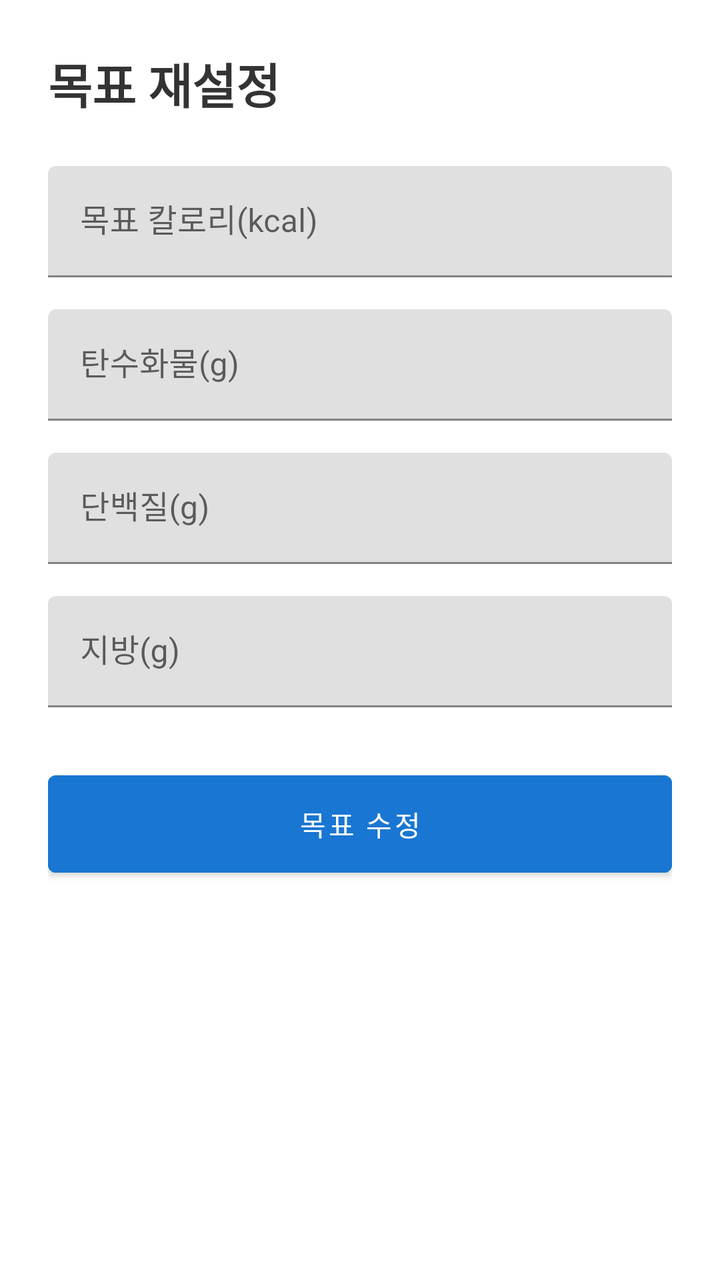
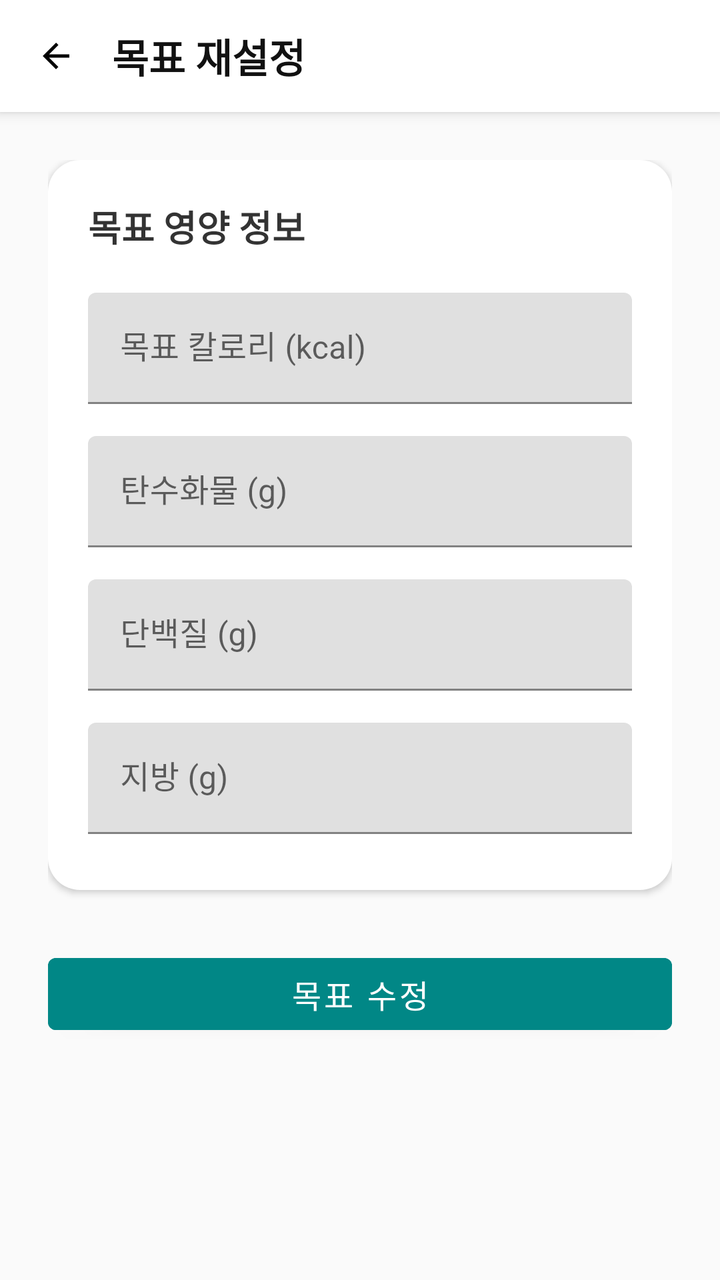

The first picture is an Android layout as it rendered before a commit; the second is the same layout after the commit. The layout source and the unified diff follow.
<!-- AndroidManifest.xml: application theme Theme.GJGN -->
<!-- res/layout/activity_goal_reset.xml -->
<?xml version="1.0" encoding="utf-8"?>
<ScrollView xmlns:android="http://schemas.android.com/apk/res/android"
    xmlns:app="http://schemas.android.com/apk/res-auto"
    android:layout_width="match_parent"
    android:layout_height="match_parent"
    android:padding="24dp"
    android:fillViewport="true">

    <LinearLayout
        android:orientation="vertical"
        android:layout_width="match_parent"
        android:layout_height="wrap_content">

        <TextView
            android:text="목표 재설정"
            android:textSize="24sp"
            android:textStyle="bold"
            android:textColor="#333333"
            android:layout_marginBottom="24dp"
            android:layout_width="wrap_content"
            android:layout_height="wrap_content" />

        <com.google.android.material.textfield.TextInputLayout
            android:layout_width="match_parent"
            android:layout_height="wrap_content"
            android:hint="목표 칼로리(kcal)"
            android:layout_marginBottom="16dp">

            <com.google.android.material.textfield.TextInputEditText
                android:id="@+id/goal_cal"
                android:inputType="number"
                android:layout_width="match_parent"
                android:layout_height="wrap_content"/>
        </com.google.android.material.textfield.TextInputLayout>

        <com.google.android.material.textfield.TextInputLayout
            android:layout_width="match_parent"
            android:layout_height="wrap_content"
            android:hint="탄수화물(g)"
            android:layout_marginBottom="16dp">

            <com.google.android.material.textfield.TextInputEditText
                android:id="@+id/goal_carb"
                android:inputType="number"
                android:layout_width="match_parent"
                android:layout_height="wrap_content"/>
        </com.google.android.material.textfield.TextInputLayout>

        <com.google.android.material.textfield.TextInputLayout
            android:layout_width="match_parent"
            android:layout_height="wrap_content"
            android:hint="단백질(g)"
            android:layout_marginBottom="16dp">

            <com.google.android.material.textfield.TextInputEditText
                android:id="@+id/goal_protein"
                android:inputType="number"
                android:layout_width="match_parent"
                android:layout_height="wrap_content"/>
        </com.google.android.material.textfield.TextInputLayout>

        <com.google.android.material.textfield.TextInputLayout
            android:layout_width="match_parent"
            android:layout_height="wrap_content"
            android:hint="지방(g)"
            android:layout_marginBottom="28dp">

            <com.google.android.material.textfield.TextInputEditText
                android:id="@+id/goal_fat"
                android:inputType="number"
                android:layout_width="match_parent"
                android:layout_height="wrap_content"/>
        </com.google.android.material.textfield.TextInputLayout>

        <com.google.android.material.button.MaterialButton
            android:id="@+id/btn_update_goal"
            android:layout_width="match_parent"
            android:layout_height="wrap_content"
            android:text="목표 수정"
            android:backgroundTint="#1976D2"
            android:textColor="@android:color/white"
            android:padding="14dp"/>
    </LinearLayout>

</ScrollView>
<!-- resources referenced by this layout -->
<resources>
  <style name="Theme.GJGN" parent="Theme.MaterialComponents.DayNight.NoActionBar">
          
          <item name="colorPrimary">@color/purple_700</item>
          <item name="colorPrimaryVariant">@color/purple_700</item>
          <item name="colorOnPrimary">@android:color/white</item>
          <item name="colorSecondary">@color/teal_700</item>
          <item name="android:windowMinWidthMajor">320dp</item>
          <item name="android:windowMinWidthMinor">320dp</item>
      </style>
  <color name="purple_700">#FF3700B3</color>
  <color name="teal_700">#FF018786</color>
</resources>

<!-- the commit's change to res/layout/activity_goal_reset.xml (unified diff, before → after) -->
@@ -1,85 +1,139 @@
 <?xml version="1.0" encoding="utf-8"?>
-<ScrollView xmlns:android="http://schemas.android.com/apk/res/android"
-    xmlns:app="http://schemas.android.com/apk/res-auto"
+<LinearLayout xmlns:android="http://schemas.android.com/apk/res/android"
     android:layout_width="match_parent"
     android:layout_height="match_parent"
-    android:padding="24dp"
-    android:fillViewport="true">
+    android:orientation="vertical"
+    android:background="#FAFAFA">
 
+    
     <LinearLayout
-        android:orientation="vertical"
         android:layout_width="match_parent"
-        android:layout_height="wrap_content">
+        android:layout_height="56dp"
+        android:orientation="horizontal"
+        android:gravity="center_vertical"
+        android:paddingStart="12dp"
+        android:paddingEnd="12dp"
+        android:background="@android:color/white"
+        android:elevation="4dp">
+
+        <ImageView
+            android:id="@+id/btnBack"
+            android:layout_width="32dp"
+            android:layout_height="32dp"
+            android:src="@drawable/ic_arrow_back"
+            android:padding="6dp"
+            android:background="?attr/selectableItemBackgroundBorderless" />
 
         <TextView
             android:text="목표 재설정"
-            android:textSize="24sp"
+            android:textSize="20sp"
             android:textStyle="bold"
-            android:textColor="#333333"
-            android:layout_marginBottom="24dp"
+            android:textColor="#111111"
+            android:layout_marginStart="12dp"
             android:layout_width="wrap_content"
             android:layout_height="wrap_content" />
+    </LinearLayout>
 
-        <com.google.android.material.textfield.TextInputLayout
+    
+    <ScrollView
+        android:layout_width="match_parent"
+        android:layout_height="match_parent"
+        android:fillViewport="true">
+
+        <LinearLayout
             android:layout_width="match_parent"
             android:layout_height="wrap_content"
-            android:hint="목표 칼로리(kcal)"
-            android:layout_marginBottom="16dp">
+            android:orientation="vertical"
+            android:padding="24dp">
 
-            <com.google.android.material.textfield.TextInputEditText
-                android:id="@+id/goal_cal"
-                android:inputType="number"
+            
+            <LinearLayout
                 android:layout_width="match_parent"
-                android:layout_height="wrap_content"/>
-        </com.google.android.material.textfield.TextInputLayout>
+                android:layout_height="wrap_content"
+                android:orientation="vertical"
+                android:background="@drawable/bg_card"
+                android:padding="20dp"
+                android:elevation="2dp">
 
-        <com.google.android.material.textfield.TextInputLayout
-            android:layout_width="match_parent"
-            android:layout_height="wrap_content"
-            android:hint="탄수화물(g)"
-            android:layout_marginBottom="16dp">
+                <TextView
+                    android:text="목표 영양 정보"
+                    android:textSize="18sp"
+                    android:textStyle="bold"
+                    android:textColor="#333333"
+                    android:layout_marginBottom="20dp"
+                    android:layout_width="wrap_content"
+                    android:layout_height="wrap_content"/>
 
-            <com.google.android.material.textfield.TextInputEditText
-                android:id="@+id/goal_carb"
-                android:inputType="number"
+                
+                <com.google.android.material.textfield.TextInputLayout
+                    android:layout_width="match_parent"
+                    android:layout_height="wrap_content"
+                    android:hint="목표 칼로리 (kcal)"
+                    android:layout_marginBottom="16dp">
+
+                    <com.google.android.material.textfield.TextInputEditText
+                        android:id="@+id/goal_cal"
+                        android:inputType="number"
+                        android:layout_width="match_parent"
+                        android:layout_height="wrap_content"/>
+                </com.google.android.material.textfield.TextInputLayout>
+
+                
+                <com.google.android.material.textfield.TextInputLayout
+                    android:layout_width="match_parent"
+                    android:layout_height="wrap_content"
+                    android:hint="탄수화물 (g)"
+                    android:layout_marginBottom="16dp">
+
+                    <com.google.android.material.textfield.TextInputEditText
+                        android:id="@+id/goal_carb"
+                        android:inputType="number"
+                        android:layout_width="match_parent"
+                        android:layout_height="wrap_content"/>
+                </com.google.android.material.textfield.TextInputLayout>
+
+                
+                <com.google.android.material.textfield.TextInputLayout
+                    android:layout_width="match_parent"
+                    android:layout_height="wrap_content"
+                    android:hint="단백질 (g)"
+                    android:layout_marginBottom="16dp">
+
+                    <com.google.android.material.textfield.TextInputEditText
+                        android:id="@+id/goal_protein"
+                        android:inputType="number"
+                        android:layout_width="match_parent"
+                        android:layout_height="wrap_content"/>
+                </com.google.android.material.textfield.TextInputLayout>
+
+                
+                <com.google.android.material.textfield.TextInputLayout
+                    android:layout_width="match_parent"
+                    android:layout_height="wrap_content"
+                    android:hint="지방 (g)"
+                    android:layout_marginBottom="8dp">
+
+                    <com.google.android.material.textfield.TextInputEditText
+                        android:id="@+id/goal_fat"
+                        android:inputType="number"
+                        android:layout_width="match_parent"
+                        android:layout_height="wrap_content"/>
+                </com.google.android.material.textfield.TextInputLayout>
+            </LinearLayout>
+
+            
+            <com.google.android.material.button.MaterialButton
+                android:id="@+id/btn_update_goal"
+                android:text="목표 수정"
+                android:textColor="@android:color/white"
+                android:backgroundTint="@color/teal_700"
+                android:layout_marginTop="28dp"
                 android:layout_width="match_parent"
-                android:layout_height="wrap_content"/>
-        </com.google.android.material.textfield.TextInputLayout>
+                android:layout_height="48dp"
+                android:textSize="16sp"
+                android:cornerRadius="12dp"/>
 
-        <com.google.android.material.textfield.TextInputLayout
-            android:layout_width="match_parent"
-            android:layout_height="wrap_content"
-            android:hint="단백질(g)"
-            android:layout_marginBottom="16dp">
+        </LinearLayout>
+    </ScrollView>
 
-            <com.google.android.material.textfield.TextInputEditText
-                android:id="@+id/goal_protein"
-                android:inputType="number"
-                android:layout_width="match_parent"
-                android:layout_height="wrap_content"/>
-        </com.google.android.material.textfield.TextInputLayout>
-
-        <com.google.android.material.textfield.TextInputLayout
-            android:layout_width="match_parent"
-            android:layout_height="wrap_content"
-            android:hint="지방(g)"
-            android:layout_marginBottom="28dp">
-
-            <com.google.android.material.textfield.TextInputEditText
-                android:id="@+id/goal_fat"
-                android:inputType="number"
-                android:layout_width="match_parent"
-                android:layout_height="wrap_content"/>
-        </com.google.android.material.textfield.TextInputLayout>
-
-        <com.google.android.material.button.MaterialButton
-            android:id="@+id/btn_update_goal"
-            android:layout_width="match_parent"
-            android:layout_height="wrap_content"
-            android:text="목표 수정"
-            android:backgroundTint="#1976D2"
-            android:textColor="@android:color/white"
-            android:padding="14dp"/>
-    </LinearLayout>
-
-</ScrollView>
+</LinearLayout>
<!-- resource entries referenced after the edit -->
@@ -11,5 +11,21 @@
       </style>
   <color name="purple_700">#FF3700B3</color>
   <color name="teal_700">#FF018786</color>
+  <!-- drawable bg_card (drawable) -->
+  <shape xmlns:android="http://schemas.android.com/apk/res/android">
+      <solid android:color="@android:color/white"/>
+      <corners android:radius="16dp"/>
+  </shape>
+  <!-- drawable ic_arrow_back (drawable) -->
+  <vector xmlns:android="http://schemas.android.com/apk/res/android"
+      android:width="24dp"
+      android:height="24dp"
+      android:viewportWidth="24"
+      android:viewportHeight="24">
+  
+      <path
+          android:fillColor="#000000"
+          android:pathData="M20,11H7.83l5.59,-5.59L12,4l-8,8 8,8 1.41,-1.41L7.83,13H20v-2z"/>
+  </vector>
 </resources>
 
